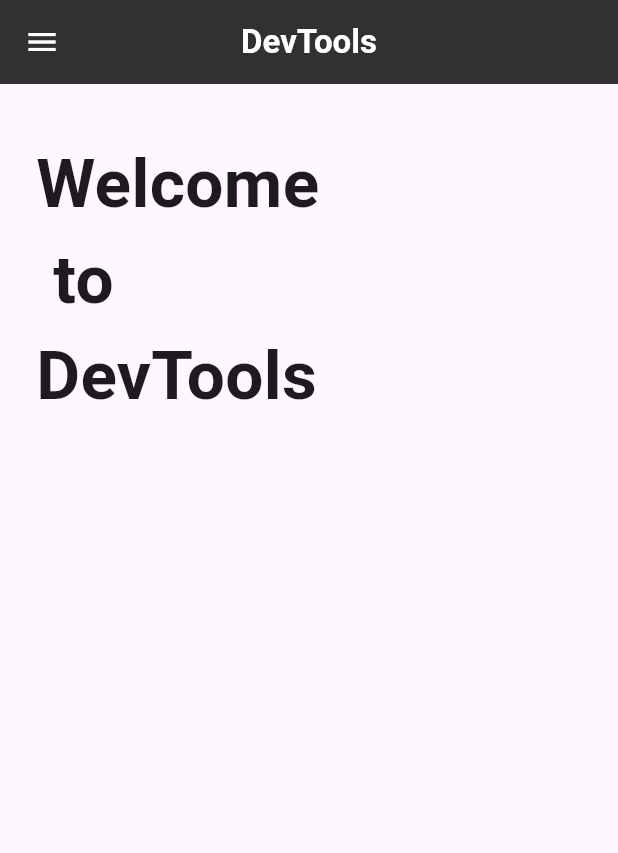
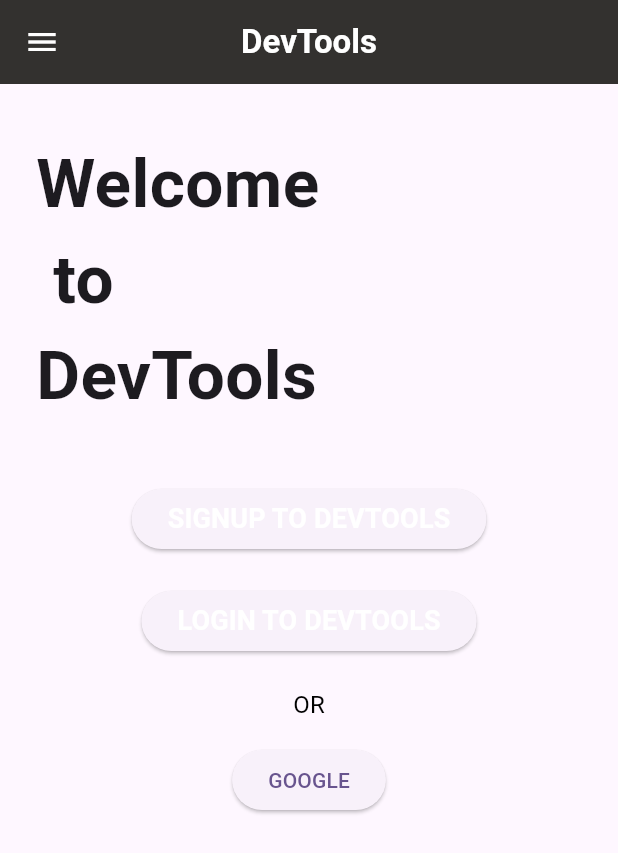
Before and after one commit to adityaphadatare45/Devtools, a Flutter app: the screen it shows after launch, on a phone screen of 412 x 824 dp. Shown: the top 853 px of the screen. Run offline on Flutter 3.47's test engine with Material 3 defaults, Android fonts, the phone set to English and light mode, and no system bars.

Commit message:
Initial Code

```diff
--- a/lib/main.dart
+++ b/lib/main.dart
@@ -17,7 +17,7 @@ class MyApp extends StatelessWidget {
         colorScheme: ColorScheme.fromSeed(seedColor: Colors.deepPurple),
         useMaterial3: true,
       ),
-      home: Welcomescreen(),
+      home: WelcomeScreen(),
     );
   }
 }
--- a/lib/welcomescreen.dart
+++ b/lib/welcomescreen.dart
@@ -5,8 +5,8 @@
 */
 import 'package:flutter/material.dart';
 
-class Welcomescreen extends StatelessWidget{
-  const Welcomescreen({super.key});
+class WelcomeScreen extends StatelessWidget{
+  const WelcomeScreen({super.key});
 
   @override
   Widget build(BuildContext context) {
@@ -50,8 +50,42 @@ class Welcomescreen extends StatelessWidget{
                 ),
               ),
           ),
+          const SizedBox(height: 40,),
+          ElevatedButton(
+            onPressed: (){},
+            child: Text('SIGNUP TO DEVTOOLS',
+            style: TextStyle(
+              color: Colors.white,
+              fontSize: 18,
+              fontWeight: FontWeight.bold,
+             ),
+            ),
+          ),
           const SizedBox(height: 20,),
-         // ElevatedButton(onPressed: onPressed, child: child)
+           ElevatedButton(
+            onPressed: (){},
+            child: Text('LOGIN TO DEVTOOLS',
+            style: TextStyle(
+              color: Colors.white,
+              fontSize: 18,
+              fontWeight: FontWeight.bold,
+             ),
+            ),
+          ),
+          const SizedBox(height: 20,),
+          Text(
+            "OR",
+          style: TextStyle(
+             color: Colors.black,
+             fontSize: 16,
+             fontWeight: FontWeight.normal,
+          ),
+          ),
+          const SizedBox(height: 15,),
+          ElevatedButton(
+            onPressed: (){},
+            child: Text('GOOGLE')
+          ),
         ],
        ),
      ),
```
